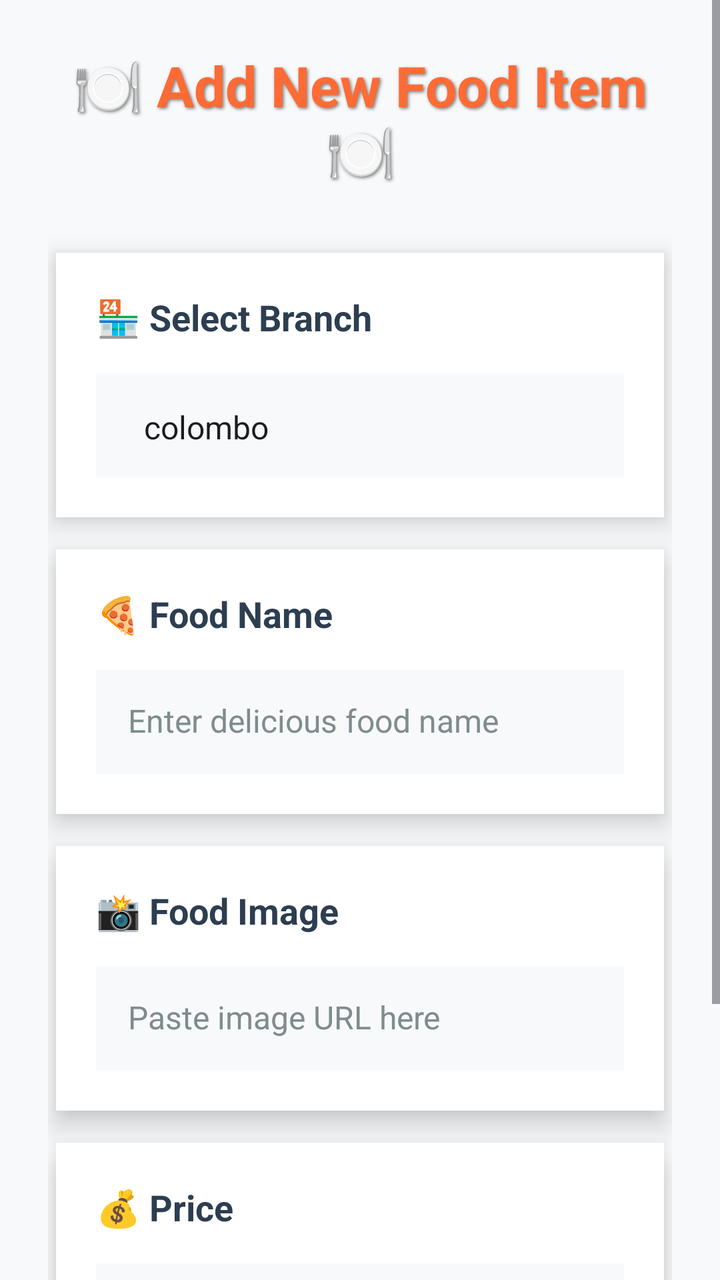
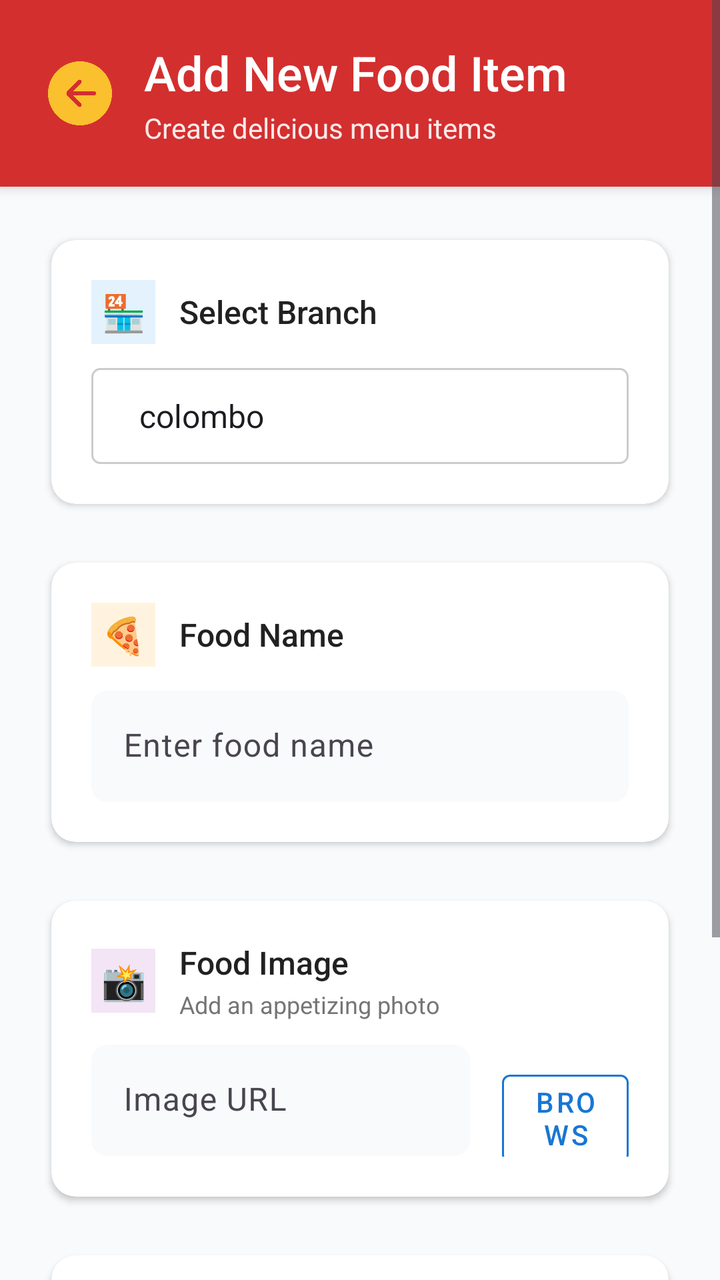

Two renders of the same Android screen: before a commit and after it. Below are the layout's source before the change and the commit's diff.
<!-- AndroidManifest.xml: application theme Theme.Pizzar11 -->
<!-- res/layout/activity_add_food.xml -->
<?xml version="1.0" encoding="utf-8"?>
<ScrollView xmlns:android="http://schemas.android.com/apk/res/android"
    android:layout_width="match_parent"
    android:layout_height="match_parent"
    android:background="#F8F9FA">

    <LinearLayout
        android:layout_width="match_parent"
        android:layout_height="wrap_content"
        android:orientation="vertical"
        android:padding="24dp"
        android:gravity="center_horizontal">

        
        <TextView
            android:layout_width="wrap_content"
            android:layout_height="wrap_content"
            android:text="🍽️ Add New Food Item 🍽️"
            android:textSize="28sp"
            android:textStyle="bold"
            android:textColor="#FF6B35"
            android:layout_marginBottom="32dp"
            android:gravity="center"
            android:shadowColor="#80000000"
            android:shadowDx="2"
            android:shadowDy="2"
            android:shadowRadius="4" />

        
        <LinearLayout
            android:layout_width="match_parent"
            android:layout_height="wrap_content"
            android:orientation="vertical"
            android:background="#FFFFFF"
            android:padding="20dp"
            android:layout_marginBottom="16dp"
            android:elevation="8dp"
            android:layout_marginStart="4dp"
            android:layout_marginEnd="4dp">

            <TextView
                android:layout_width="wrap_content"
                android:layout_height="wrap_content"
                android:text="🏪 Select Branch"
                android:textSize="18sp"
                android:textStyle="bold"
                android:textColor="#2C3E50"
                android:layout_marginBottom="12dp" />

            <Spinner
                android:id="@+id/spinnerBranch"
                android:layout_width="match_parent"
                android:layout_height="52dp"
                android:entries="@array/branches_array"
                android:background="#F8F9FA"
                android:padding="16dp"
                android:layout_marginTop="4dp" />
        </LinearLayout>

        
        <LinearLayout
            android:layout_width="match_parent"
            android:layout_height="wrap_content"
            android:orientation="vertical"
            android:background="#FFFFFF"
            android:padding="20dp"
            android:layout_marginBottom="16dp"
            android:elevation="8dp"
            android:layout_marginStart="4dp"
            android:layout_marginEnd="4dp">

            <TextView
                android:layout_width="wrap_content"
                android:layout_height="wrap_content"
                android:text="🍕 Food Name"
                android:textSize="18sp"
                android:textStyle="bold"
                android:textColor="#2C3E50"
                android:layout_marginBottom="12dp" />

            <EditText
                android:id="@+id/etFoodName"
                android:layout_width="match_parent"
                android:layout_height="52dp"
                android:hint="Enter delicious food name"
                android:inputType="text"
                android:background="#F8F9FA"
                android:padding="16dp"
                android:textSize="16sp"
                android:textColor="#2C3E50"
                android:textColorHint="#7F8C8D"
                android:layout_marginTop="4dp" />
        </LinearLayout>

        
        <LinearLayout
            android:layout_width="match_parent"
            android:layout_height="wrap_content"
            android:orientation="vertical"
            android:background="#FFFFFF"
            android:padding="20dp"
            android:layout_marginBottom="16dp"
            android:elevation="8dp"
            android:layout_marginStart="4dp"
            android:layout_marginEnd="4dp">

            <TextView
                android:layout_width="wrap_content"
                android:layout_height="wrap_content"
                android:text="📸 Food Image"
                android:textSize="18sp"
                android:textStyle="bold"
                android:textColor="#2C3E50"
                android:layout_marginBottom="12dp" />

            <EditText
                android:id="@+id/etImageUrl"
                android:layout_width="match_parent"
                android:layout_height="52dp"
                android:hint="Paste image URL here"
                android:inputType="textUri"
                android:background="#F8F9FA"
                android:padding="16dp"
                android:textSize="16sp"
                android:textColor="#2C3E50"
                android:textColorHint="#7F8C8D"
                android:layout_marginTop="4dp" />
        </LinearLayout>

        
        <LinearLayout
            android:layout_width="match_parent"
            android:layout_height="wrap_content"
            android:orientation="vertical"
            android:background="#FFFFFF"
            android:padding="20dp"
            android:layout_marginBottom="24dp"
            android:elevation="8dp"
            android:layout_marginStart="4dp"
            android:layout_marginEnd="4dp">

            <TextView
                android:layout_width="wrap_content"
                android:layout_height="wrap_content"
                android:text="💰 Price"
                android:textSize="18sp"
                android:textStyle="bold"
                android:textColor="#2C3E50"
                android:layout_marginBottom="12dp" />

            <EditText
                android:id="@+id/etPrice"
                android:layout_width="match_parent"
                android:layout_height="52dp"
                android:hint="Enter price (e.g., 12.99)"
                android:inputType="numberDecimal"
                android:background="#F8F9FA"
                android:padding="16dp"
                android:textSize="16sp"
                android:textColor="#2C3E50"
                android:textColorHint="#7F8C8D"
                android:layout_marginTop="4dp" />
        </LinearLayout>

        
        <Button
            android:id="@+id/btnAddFood"
            android:layout_width="match_parent"
            android:layout_height="56dp"
            android:text="✨ Add Food Item ✨"
            android:textSize="18sp"
            android:textStyle="bold"
            android:textColor="#FFFFFF"
            android:background="#FF6B35"
            android:elevation="12dp"
            android:layout_marginTop="8dp"
            android:layout_marginStart="4dp"
            android:layout_marginEnd="4dp" />

        
        <TextView
            android:id="@+id/tvSuccessMessage"
            android:layout_width="wrap_content"
            android:layout_height="wrap_content"
            android:text="🎉 Food item added successfully! 🎉"
            android:textSize="16sp"
            android:textColor="#27AE60"
            android:textStyle="bold"
            android:layout_marginTop="16dp"
            android:visibility="gone"
            android:background="#E8F5E8"
            android:padding="12dp" />

    </LinearLayout>
</ScrollView>
<!-- resources referenced by this layout -->
<resources>
  <string-array name="branches_array">
          <item>colombo</item>
          <item>galle</item>
      </string-array>
  <style name="Theme.Pizzar11" parent="Base.Theme.Pizzar11" />
  <style name="Base.Theme.Pizzar11" parent="Theme.Material3.DayNight.NoActionBar">
          
          
      </style>
</resources>

<!-- the commit's change to res/layout/activity_add_food.xml (unified diff, before → after) -->
@@ -1,195 +1,459 @@
 <?xml version="1.0" encoding="utf-8"?>
 <ScrollView xmlns:android="http://schemas.android.com/apk/res/android"
+    xmlns:app="http://schemas.android.com/apk/res-auto"
     android:layout_width="match_parent"
     android:layout_height="match_parent"
-    android:background="#F8F9FA">
+    android:background="#F8FAFC"
+    android:fillViewport="true">
 
     <LinearLayout
         android:layout_width="match_parent"
         android:layout_height="wrap_content"
-        android:orientation="vertical"
-        android:padding="24dp"
-        android:gravity="center_horizontal">
+        android:orientation="vertical">
 
         
-        <TextView
-            android:layout_width="wrap_content"
+        <androidx.constraintlayout.widget.ConstraintLayout
+            android:layout_width="match_parent"
             android:layout_height="wrap_content"
-            android:text="🍽️ Add New Food Item 🍽️"
-            android:textSize="28sp"
-            android:textStyle="bold"
-            android:textColor="#FF6B35"
-            android:layout_marginBottom="32dp"
-            android:gravity="center"
-            android:shadowColor="#80000000"
-            android:shadowDx="2"
-            android:shadowDy="2"
-            android:shadowRadius="4" />
+            android:background="@color/tomato_red"
+            android:elevation="4dp"
+            android:paddingHorizontal="24dp"
+            android:paddingVertical="20dp">
+
+            <ImageView
+                android:id="@+id/ivBack"
+                android:layout_width="32dp"
+                android:layout_height="32dp"
+                android:background="@drawable/back"
+                android:clickable="true"
+                android:focusable="true"
+                android:backgroundTint="@color/cheese_yellow"
+                android:foreground="?attr/selectableItemBackgroundBorderless"
+                android:padding="6dp"
+                android:gravity="center"
+                android:textColor="#1976D2"
+                android:textSize="30sp"
+                android:textStyle="bold"
+                app:layout_constraintBottom_toBottomOf="parent"
+                app:layout_constraintStart_toStartOf="parent"
+                app:layout_constraintTop_toTopOf="parent" />
+
+            <LinearLayout
+                android:layout_width="0dp"
+                android:layout_height="wrap_content"
+                android:layout_marginStart="16dp"
+                android:orientation="vertical"
+                app:layout_constraintBottom_toBottomOf="parent"
+                app:layout_constraintEnd_toEndOf="parent"
+                app:layout_constraintStart_toEndOf="@+id/ivBack"
+                app:layout_constraintTop_toTopOf="parent">
+
+                <TextView
+                    android:layout_width="wrap_content"
+                    android:layout_height="wrap_content"
+                    android:fontFamily="sans-serif-medium"
+                    android:text="Add New Food Item"
+                    android:textColor="#FFFFFF"
+                    android:textSize="24sp" />
+
+                <TextView
+                    android:layout_width="wrap_content"
+                    android:layout_height="wrap_content"
+                    android:layout_marginTop="2dp"
+                    android:alpha="0.9"
+                    android:fontFamily="sans-serif"
+                    android:text="Create delicious menu items"
+                    android:textColor="#FFFFFF"
+                    android:textSize="14sp" />
+
+            </LinearLayout>
+
+        </androidx.constraintlayout.widget.ConstraintLayout>
+
 
         
         <LinearLayout
             android:layout_width="match_parent"
             android:layout_height="wrap_content"
             android:orientation="vertical"
-            android:background="#FFFFFF"
-            android:padding="20dp"
-            android:layout_marginBottom="16dp"
-            android:elevation="8dp"
-            android:layout_marginStart="4dp"
-            android:layout_marginEnd="4dp">
-
-            <TextView
-                android:layout_width="wrap_content"
-                android:layout_height="wrap_content"
-                android:text="🏪 Select Branch"
-                android:textSize="18sp"
-                android:textStyle="bold"
-                android:textColor="#2C3E50"
-                android:layout_marginBottom="12dp" />
-
-            <Spinner
-                android:id="@+id/spinnerBranch"
-                android:layout_width="match_parent"
-                android:layout_height="52dp"
-                android:entries="@array/branches_array"
-                android:background="#F8F9FA"
-                android:padding="16dp"
-                android:layout_marginTop="4dp" />
+            android:padding="20dp">
+
+            
+            <androidx.cardview.widget.CardView
+                android:layout_width="match_parent"
+                android:layout_height="wrap_content"
+                android:layout_marginBottom="16dp"
+                app:cardBackgroundColor="#FFFFFF"
+                app:cardCornerRadius="12dp"
+                app:cardElevation="2dp"
+                app:cardUseCompatPadding="true">
+
+                <LinearLayout
+                    android:layout_width="match_parent"
+                    android:layout_height="wrap_content"
+                    android:orientation="vertical"
+                    android:padding="20dp">
+
+                    <LinearLayout
+                        android:layout_width="match_parent"
+                        android:layout_height="wrap_content"
+                        android:gravity="center_vertical"
+                        android:orientation="horizontal"
+                        android:layout_marginBottom="12dp">
+
+                        <TextView
+                            android:layout_width="32dp"
+                            android:layout_height="32dp"
+                            android:background="#E3F2FD"
+                            android:gravity="center"
+                            android:text="🏪"
+                            android:textSize="18sp" />
+
+                        <TextView
+                            android:layout_width="0dp"
+                            android:layout_height="wrap_content"
+                            android:layout_marginStart="12dp"
+                            android:layout_weight="1"
+                            android:fontFamily="sans-serif-medium"
+                            android:text="Select Branch"
+                            android:textColor="#212121"
+                            android:textSize="16sp" />
+
+                    </LinearLayout>
+
+                    <Spinner
+                        android:id="@+id/spinnerBranch"
+                        android:layout_width="match_parent"
+                        android:layout_height="48dp"
+                        android:background="@drawable/spinner_background"
+                        android:entries="@array/branches_array"
+                        android:paddingHorizontal="16dp"
+                        android:paddingVertical="12dp" />
+
+                </LinearLayout>
+
+            </androidx.cardview.widget.CardView>
+
+            
+            <androidx.cardview.widget.CardView
+                android:layout_width="match_parent"
+                android:layout_height="wrap_content"
+                android:layout_marginBottom="16dp"
+                app:cardBackgroundColor="#FFFFFF"
+                app:cardCornerRadius="12dp"
+                app:cardElevation="2dp"
+                app:cardUseCompatPadding="true">
+
+                <LinearLayout
+                    android:layout_width="match_parent"
+                    android:layout_height="wrap_content"
+                    android:orientation="vertical"
+                    android:padding="20dp">
+
+                    <LinearLayout
+                        android:layout_width="match_parent"
+                        android:layout_height="wrap_content"
+                        android:gravity="center_vertical"
+                        android:orientation="horizontal"
+                        android:layout_marginBottom="12dp">
+
+                        <TextView
+                            android:layout_width="32dp"
+                            android:layout_height="32dp"
+                            android:background="#FFF3E0"
+                            android:gravity="center"
+                            android:text="🍕"
+                            android:textSize="18sp" />
+
+                        <TextView
+                            android:layout_width="0dp"
+                            android:layout_height="wrap_content"
+                            android:layout_marginStart="12dp"
+                            android:layout_weight="1"
+                            android:fontFamily="sans-serif-medium"
+                            android:text="Food Name"
+                            android:textColor="#212121"
+                            android:textSize="16sp" />
+
+                    </LinearLayout>
+
+                    <com.google.android.material.textfield.TextInputLayout
+                        android:layout_width="match_parent"
+                        android:layout_height="wrap_content"
+                        android:hint="Enter food name"
+                        app:boxBackgroundColor="#F8FAFC"
+                        app:boxBackgroundMode="filled"
+                        app:boxCornerRadiusBottomEnd="8dp"
+                        app:boxCornerRadiusBottomStart="8dp"
+                        app:boxCornerRadiusTopEnd="8dp"
+                        app:boxCornerRadiusTopStart="8dp"
+                        app:boxStrokeWidth="0dp"
+                        app:hintTextColor="#757575">
+
+                        <com.google.android.material.textfield.TextInputEditText
+                            android:id="@+id/etFoodName"
+                            android:layout_width="match_parent"
+                            android:layout_height="wrap_content"
+                            android:fontFamily="sans-serif"
+                            android:inputType="text"
+                            android:textColor="#212121"
+                            android:textSize="16sp" />
+
+                    </com.google.android.material.textfield.TextInputLayout>
+
+                </LinearLayout>
+
+            </androidx.cardview.widget.CardView>
+
+            
+            <androidx.cardview.widget.CardView
+                android:layout_width="match_parent"
+                android:layout_height="wrap_content"
+                android:layout_marginBottom="16dp"
+                app:cardBackgroundColor="#FFFFFF"
+                app:cardCornerRadius="12dp"
+                app:cardElevation="2dp"
+                app:cardUseCompatPadding="true">
+
+                <LinearLayout
+                    android:layout_width="match_parent"
+                    android:layout_height="wrap_content"
+                    android:orientation="vertical"
+                    android:padding="20dp">
+
+                    <LinearLayout
+                        android:layout_width="match_parent"
+                        android:layout_height="wrap_content"
+                        android:gravity="center_vertical"
+                        android:orientation="horizontal"
+                        android:layout_marginBottom="12dp">
+
+                        <TextView
+                            android:layout_width="32dp"
+                            android:layout_height="32dp"
+                            android:background="#F3E5F5"
+                            android:gravity="center"
+                            android:text="📸"
+                            android:textSize="18sp" />
+
+                        <LinearLayout
+                            android:layout_width="0dp"
+                            android:layout_height="wrap_content"
+                            android:layout_marginStart="12dp"
+                            android:layout_weight="1"
+                            android:orientation="vertical">
+
+                            <TextView
+                                android:layout_width="wrap_content"
+                                android:layout_height="wrap_content"
+                                android:fontFamily="sans-serif-medium"
+                                android:text="Food Image"
+                                android:textColor="#212121"
+                                android:textSize="16sp" />
+
+                            <TextView
+                                android:layout_width="wrap_content"
+                                android:layout_height="wrap_content"
+                                android:layout_marginTop="2dp"
+                                android:fontFamily="sans-serif"
+                                android:text="Add an appetizing photo"
+                                android:textColor="#757575"
+                                android:textSize="12sp" />
+
+                        </LinearLayout>
+
+                    </LinearLayout>
+
+                    <LinearLayout
+                        android:layout_width="match_parent"
+                        android:layout_height="wrap_content"
+                        android:orientation="horizontal"
+                        android:weightSum="2">
+
+                        <com.google.android.material.textfield.TextInputLayout
+                            android:layout_width="0dp"
+                            android:layout_height="wrap_content"
+                            android:layout_marginEnd="8dp"
+                            android:layout_weight="1.5"
+                            android:hint="Image URL"
+                            app:boxBackgroundColor="#F8FAFC"
+                            app:boxBackgroundMode="filled"
+                            app:boxCornerRadiusBottomEnd="8dp"
+                            app:boxCornerRadiusBottomStart="8dp"
+                            app:boxCornerRadiusTopEnd="8dp"
+                            app:boxCornerRadiusTopStart="8dp"
+                            app:boxStrokeWidth="0dp"
+                            app:hintTextColor="#757575">
+
+                            <com.google.android.material.textfield.TextInputEditText
+                                android:id="@+id/etImageUrl"
+                                android:layout_width="match_parent"
+                                android:layout_height="wrap_content"
+                                android:fontFamily="sans-serif"
+                                android:inputType="textUri"
+                                android:textColor="#212121"
+                                android:textSize="16sp" />
+
+                        </com.google.android.material.textfield.TextInputLayout>
+
+                        <Button
+                            android:id="@+id/btnUploadImage"
+                            style="@style/Widget.MaterialComponents.Button.OutlinedButton"
+                            android:layout_width="0dp"
+                            android:layout_height="56dp"
+                            android:layout_marginStart="8dp"
+                            android:layout_weight="0.5"
+                            android:text="Browse"
+                            android:textColor="#1976D2"
+                            app:strokeColor="#1976D2" />
+
+                    </LinearLayout>
+
+                </LinearLayout>
+
+            </androidx.cardview.widget.CardView>
+
+            
+            <androidx.cardview.widget.CardView
+                android:layout_width="match_parent"
+                android:layout_height="wrap_content"
+                android:layout_marginBottom="24dp"
+                app:cardBackgroundColor="#FFFFFF"
+                app:cardCornerRadius="12dp"
+                app:cardElevation="2dp"
+                app:cardUseCompatPadding="true">
+
+                <LinearLayout
+                    android:layout_width="match_parent"
+                    android:layout_height="wrap_content"
+                    android:orientation="vertical"
+                    android:padding="20dp">
+
+                    <LinearLayout
+                        android:layout_width="match_parent"
+                        android:layout_height="wrap_content"
+                        android:gravity="center_vertical"
+                        android:orientation="horizontal"
+                        android:layout_marginBottom="12dp">
+
+                        <TextView
+                            android:layout_width="32dp"
+                            android:layout_height="32dp"
+                            android:background="#E8F5E8"
+                            android:gravity="center"
+                            android:text="💰"
+                            android:textSize="18sp" />
+
+                        <TextView
+                            android:layout_width="0dp"
+                            android:layout_height="wrap_content"
+                            android:layout_marginStart="12dp"
+                            android:layout_weight="1"
+                            android:fontFamily="sans-serif-medium"
+                            android:text="Price"
+                            android:textColor="#212121"
+                            android:textSize="16sp" />
+
+                    </LinearLayout>
+
+                    <com.google.android.material.textfield.TextInputLayout
+                        android:layout_width="match_parent"
+                        android:layout_height="wrap_content"
+                        android:hint="0.00"
+                        app:boxBackgroundColor="#F8FAFC"
+                        app:boxBackgroundMode="filled"
+                        app:boxCornerRadiusBottomEnd="8dp"
+                        app:boxCornerRadiusBottomStart="8dp"
+                        app:boxCornerRadiusTopEnd="8dp"
+                        app:boxCornerRadiusTopStart="8dp"
+                        app:boxStrokeWidth="0dp"
+                        app:hintTextColor="#757575"
+                        app:prefixText="$"
+                        app:prefixTextColor="#757575">
+
+                        <com.google.android.material.textfield.TextInputEditText
+                            android:id="@+id/etPrice"
+                            android:layout_width="match_parent"
+                            android:layout_height="wrap_content"
+                            android:fontFamily="sans-serif"
+                            android:inputType="numberDecimal"
+                            android:textColor="#212121"
+                            android:textSize="16sp" />
+
+                    </com.google.android.material.textfield.TextInputLayout>
+
+                </LinearLayout>
+
+            </androidx.cardview.widget.CardView>
+
+            
+            <LinearLayout
+                android:layout_width="match_parent"
+                android:layout_height="wrap_content"
+                android:orientation="horizontal"
+                android:weightSum="2">
+
+
+
+                <Button
+                    android:id="@+id/btnAddFood"
+                    android:layout_width="match_parent"
+                    android:layout_height="56dp"
+                    android:layout_marginStart="8dp"
+                    android:layout_weight="1"
+                    android:backgroundTint="@color/cheese_yellow"
+                    android:fontFamily="sans-serif-medium"
+                    android:text="Add Food Item"
+                    android:textColor="#FFFFFF"
+                    android:textSize="16sp" />
+
+            </LinearLayout>
+
+            
+            <androidx.cardview.widget.CardView
+                android:id="@+id/cardSuccessMessage"
+                android:layout_width="match_parent"
+                android:layout_height="wrap_content"
+                android:layout_marginTop="16dp"
+                android:visibility="gone"
+                app:cardBackgroundColor="#E8F5E8"
+                app:cardCornerRadius="8dp"
+                app:cardElevation="0dp">
+
+                <LinearLayout
+                    android:layout_width="match_parent"
+                    android:layout_height="wrap_content"
+                    android:gravity="center"
+                    android:orientation="horizontal"
+                    android:padding="16dp">
+
+                    <TextView
+                        android:layout_width="32dp"
+                        android:layout_height="32dp"
+                        android:background="#4CAF50"
+                        android:gravity="center"
+                        android:text="✓"
+                        android:textColor="#FFFFFF"
+                        android:textSize="18sp"
+                        android:textStyle="bold" />
+
+                    <TextView
+                        android:id="@+id/tvSuccessMessage"
+                        android:layout_width="0dp"
+                        android:layout_height="wrap_content"
+                        android:layout_marginStart="12dp"
+                        android:layout_weight="1"
+                        android:fontFamily="sans-serif-medium"
+                        android:text="Food item added successfully!"
+                        android:textColor="#2E7D32"
+                        android:textSize="16sp" />
+
+                </LinearLayout>
+
+            </androidx.cardview.widget.CardView>
+
         </LinearLayout>
 
-        
-        <LinearLayout
-            android:layout_width="match_parent"
-            android:layout_height="wrap_content"
-            android:orientation="vertical"
-            android:background="#FFFFFF"
-            android:padding="20dp"
-            android:layout_marginBottom="16dp"
-            android:elevation="8dp"
-            android:layout_marginStart="4dp"
-            android:layout_marginEnd="4dp">
-
-            <TextView
-                android:layout_width="wrap_content"
-                android:layout_height="wrap_content"
-                android:text="🍕 Food Name"
-                android:textSize="18sp"
-                android:textStyle="bold"
-                android:textColor="#2C3E50"
-                android:layout_marginBottom="12dp" />
-
-            <EditText
-                android:id="@+id/etFoodName"
-                android:layout_width="match_parent"
-                android:layout_height="52dp"
-                android:hint="Enter delicious food name"
-                android:inputType="text"
-                android:background="#F8F9FA"
-                android:padding="16dp"
-                android:textSize="16sp"
-                android:textColor="#2C3E50"
-                android:textColorHint="#7F8C8D"
-                android:layout_marginTop="4dp" />
-        </LinearLayout>
-
-        
-        <LinearLayout
-            android:layout_width="match_parent"
-            android:layout_height="wrap_content"
-            android:orientation="vertical"
-            android:background="#FFFFFF"
-            android:padding="20dp"
-            android:layout_marginBottom="16dp"
-            android:elevation="8dp"
-            android:layout_marginStart="4dp"
-            android:layout_marginEnd="4dp">
-
-            <TextView
-                android:layout_width="wrap_content"
-                android:layout_height="wrap_content"
-                android:text="📸 Food Image"
-                android:textSize="18sp"
-                android:textStyle="bold"
-                android:textColor="#2C3E50"
-                android:layout_marginBottom="12dp" />
-
-            <EditText
-                android:id="@+id/etImageUrl"
-                android:layout_width="match_parent"
-                android:layout_height="52dp"
-                android:hint="Paste image URL here"
-                android:inputType="textUri"
-                android:background="#F8F9FA"
-                android:padding="16dp"
-                android:textSize="16sp"
-                android:textColor="#2C3E50"
-                android:textColorHint="#7F8C8D"
-                android:layout_marginTop="4dp" />
-        </LinearLayout>
-
-        
-        <LinearLayout
-            android:layout_width="match_parent"
-            android:layout_height="wrap_content"
-            android:orientation="vertical"
-            android:background="#FFFFFF"
-            android:padding="20dp"
-            android:layout_marginBottom="24dp"
-            android:elevation="8dp"
-            android:layout_marginStart="4dp"
-            android:layout_marginEnd="4dp">
-
-            <TextView
-                android:layout_width="wrap_content"
-                android:layout_height="wrap_content"
-                android:text="💰 Price"
-                android:textSize="18sp"
-                android:textStyle="bold"
-                android:textColor="#2C3E50"
-                android:layout_marginBottom="12dp" />
-
-            <EditText
-                android:id="@+id/etPrice"
-                android:layout_width="match_parent"
-                android:layout_height="52dp"
-                android:hint="Enter price (e.g., 12.99)"
-                android:inputType="numberDecimal"
-                android:background="#F8F9FA"
-                android:padding="16dp"
-                android:textSize="16sp"
-                android:textColor="#2C3E50"
-                android:textColorHint="#7F8C8D"
-                android:layout_marginTop="4dp" />
-        </LinearLayout>
-
-        
-        <Button
-            android:id="@+id/btnAddFood"
-            android:layout_width="match_parent"
-            android:layout_height="56dp"
-            android:text="✨ Add Food Item ✨"
-            android:textSize="18sp"
-            android:textStyle="bold"
-            android:textColor="#FFFFFF"
-            android:background="#FF6B35"
-            android:elevation="12dp"
-            android:layout_marginTop="8dp"
-            android:layout_marginStart="4dp"
-            android:layout_marginEnd="4dp" />
-
-        
-        <TextView
-            android:id="@+id/tvSuccessMessage"
-            android:layout_width="wrap_content"
-            android:layout_height="wrap_content"
-            android:text="🎉 Food item added successfully! 🎉"
-            android:textSize="16sp"
-            android:textColor="#27AE60"
-            android:textStyle="bold"
-            android:layout_marginTop="16dp"
-            android:visibility="gone"
-            android:background="#E8F5E8"
-            android:padding="12dp" />
-
     </LinearLayout>
+
 </ScrollView>
<!-- resource entries referenced after the edit -->
@@ -4,6 +4,23 @@
           <item>colombo</item>
           <item>galle</item>
       </string-array>
+  <color name="cheese_yellow">#FBC02D</color>
+  <color name="tomato_red">#D32F2F</color>
+  <!-- drawable back: png bitmap (drawable, 6180 bytes) -->
+  <!-- drawable spinner_background (drawable) -->
+  <?xml version="1.0" encoding="utf-8"?>
+  <shape xmlns:android="http://schemas.android.com/apk/res/android">
+      <solid android:color="#ffffff" />
+      <stroke
+          android:width="1dp"
+          android:color="#cccccc" />
+      <corners android:radius="4dp" />
+      <padding
+          android:left="12dp"
+          android:top="8dp"
+          android:right="12dp"
+          android:bottom="8dp" />
+  </shape>
   <style name="Theme.Pizzar11" parent="Base.Theme.Pizzar11" />
   <style name="Base.Theme.Pizzar11" parent="Theme.Material3.DayNight.NoActionBar">
           
